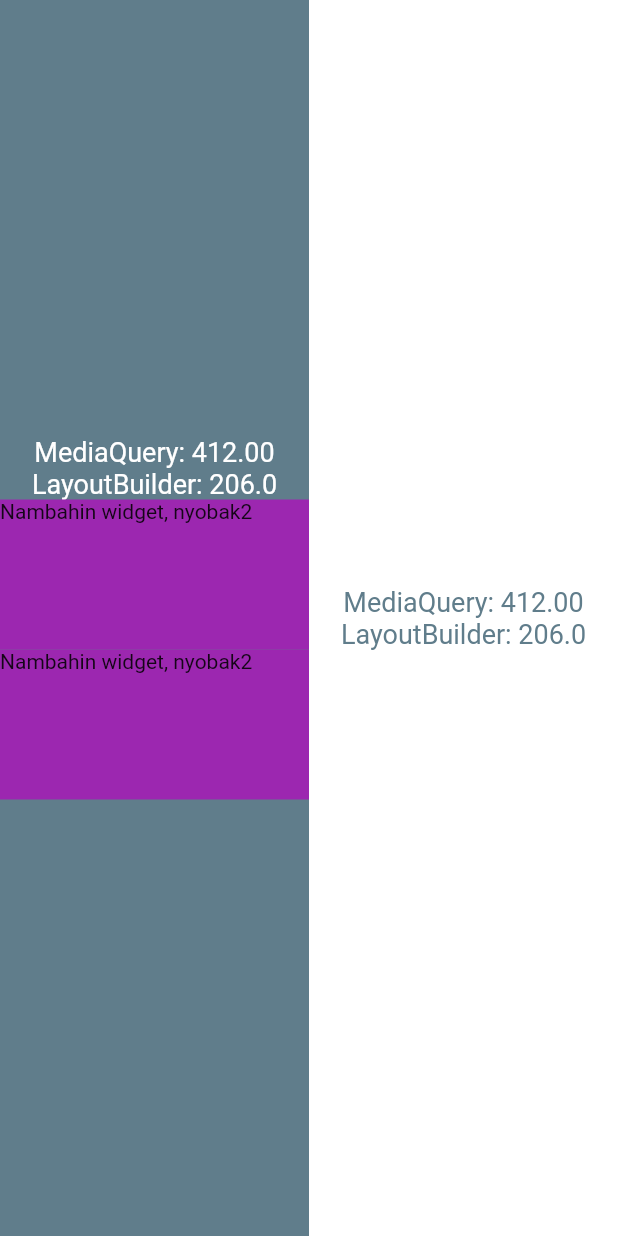
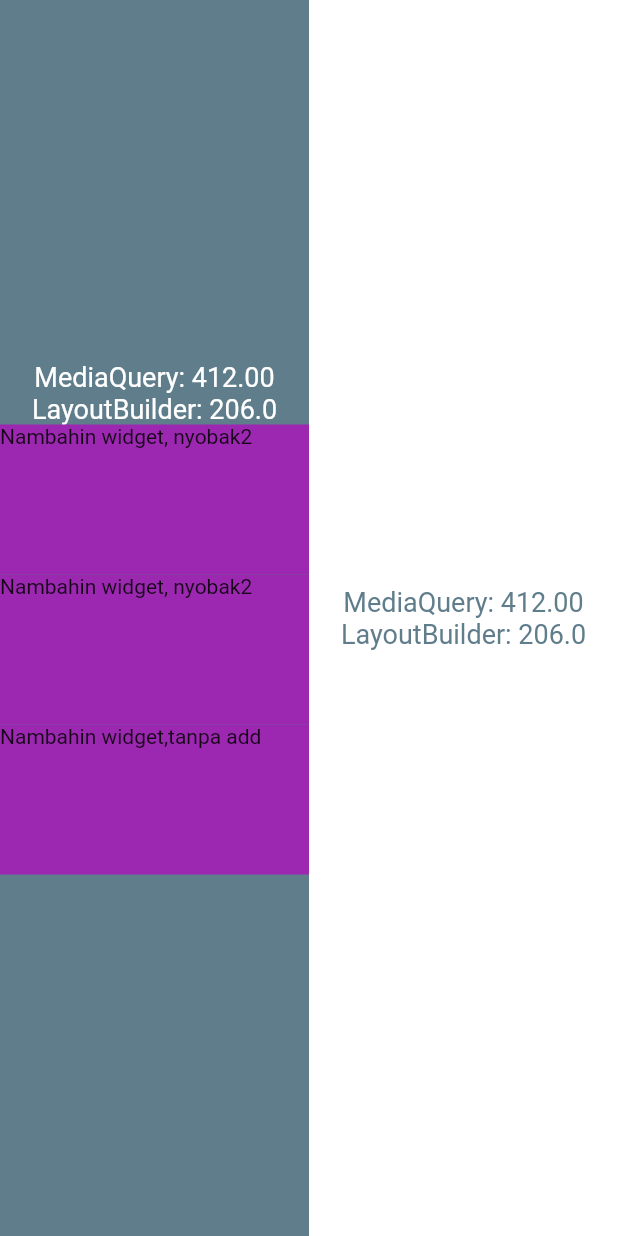
Before and after one commit to Thoriq-ha/layout_builder, a Flutter app: the screen it shows after launch, on a phone screen of 412 x 824 dp. Run offline on Flutter 3.47's test engine with Material 2 defaults, Android fonts, the phone set to English and light mode, and no system bars.

Commit message:
adding 3 container widget under text widgets

```diff
--- a/lib/main.dart
+++ b/lib/main.dart
@@ -67,6 +67,11 @@ class HomePage extends StatelessWidget {
                       width: 100,
                       height: 100,
                       child: Text('Nambahin widget, nyobak2'),
+                    ),Container(
+                      color: Colors.purple,
+                      width: 100,
+                      height: 100,
+                      child: Text('Nambahin widget,tanpa add'),
                     )
                   ],
                 );
```
